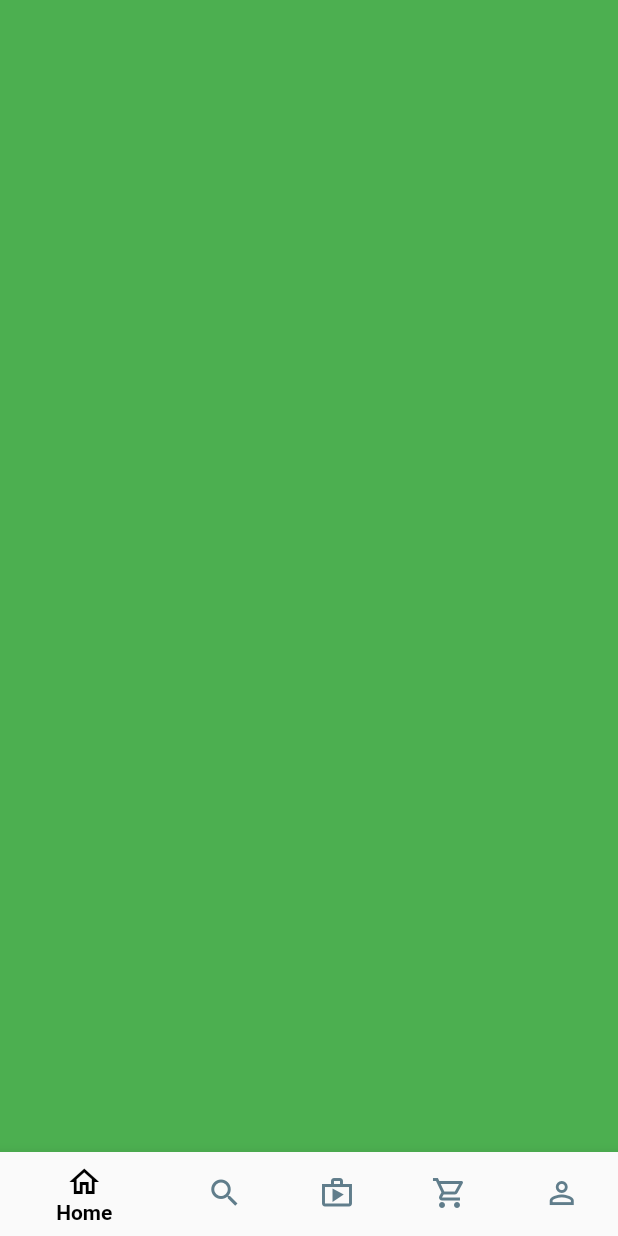
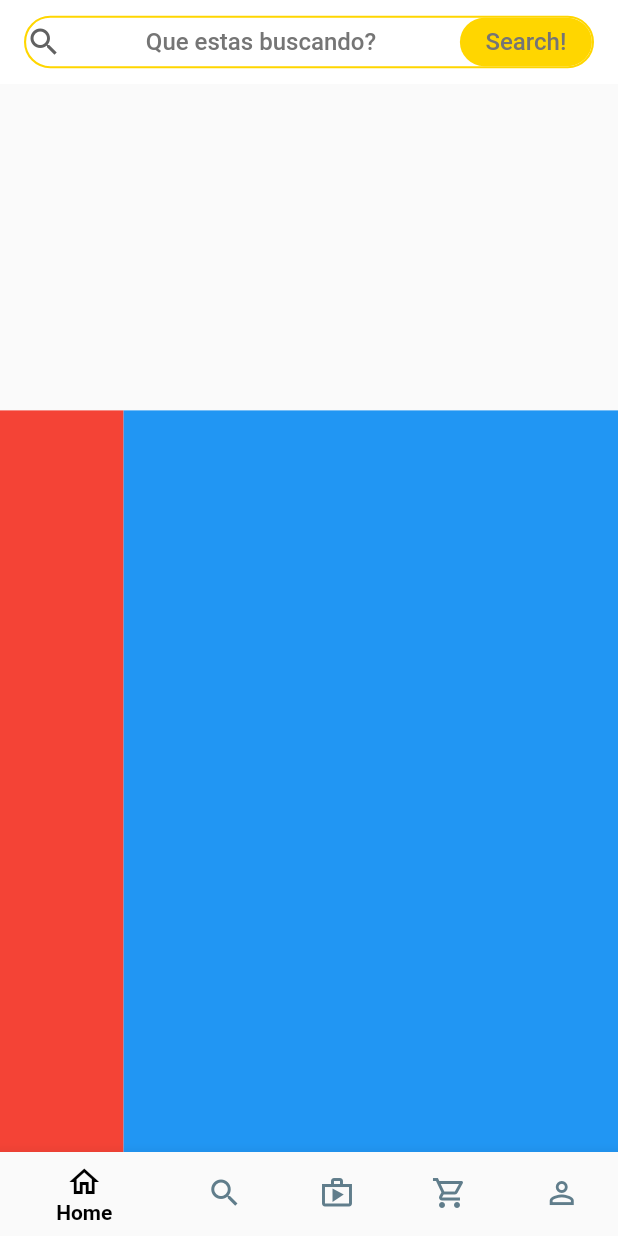
Before and after one commit to FSALVA157/fl_tienda_online_2022, a Flutter app: the screen it shows after launch, swiped to page 2, on a phone screen of 412 x 824 dp. Run offline on Flutter 3.47's test engine with Material 2 defaults, Android fonts, the phone set to English and light mode, and no system bars.

Commit message:
agregando la category screen

```diff
--- /dev/null
+++ b/lib/main_screens/category_screen.dart
@@ -0,0 +1,33 @@
+import 'package:fl_tienda_online/widgets/fake_tab_search.dart';
+import 'package:flutter/material.dart';
+
+class CategorySceen extends StatelessWidget {
+  const CategorySceen({super.key});
+
+  @override
+  Widget build(BuildContext context) {
+    final size = MediaQuery.of(context).size;
+    final width = size.width;
+    final height = size.height;
+
+    return Scaffold(
+      appBar: AppBar(
+        title: FakeTabSearch()
+      ),
+      body: Stack(
+        children: [
+          Positioned(
+            bottom: 0,
+            left: 0,
+            child: Container(color: Colors.red,height: height * 0.6,), width: width * 0.2),
+            Positioned(
+            bottom: 0,
+            right: 0,
+            child: Container(color: Colors.blue,height: height * 0.6,), width: width * 0.8),
+
+        ],
+      )
+      ,
+    );
+  }
+}
--- a/lib/main_screens/customer_home.dart
+++ b/lib/main_screens/customer_home.dart
@@ -1,3 +1,4 @@
+import 'package:fl_tienda_online/main_screens/category_screen.dart';
 import 'package:fl_tienda_online/main_screens/home.dart';
 import 'package:fl_tienda_online/provider/navigation_provider.dart';
 import 'package:flutter/material.dart';
@@ -57,6 +58,7 @@ class _Pages extends StatelessWidget {
       physics: NeverScrollableScrollPhysics(),
       children: [
         Home(),
+        CategorySceen(),
         Container(
           width: double.infinity,
           height: double.infinity,
--- /dev/null
+++ b/lib/widgets/fake_tab_search.dart
@@ -0,0 +1,38 @@
+import 'package:fl_tienda_online/themes/app_theme.dart';
+import 'package:fl_tienda_online/widgets/search/product_search_delegate.dart';
+import 'package:flutter/material.dart';
+
+class FakeTabSearch extends StatelessWidget {
+  const FakeTabSearch({super.key});
+
+  @override
+  Widget build(BuildContext context) {
+    return  Container(
+    height: 35,
+    decoration: BoxDecoration(
+      border: Border.all(color: AppTheme.primary_color, width: 1.4),
+      borderRadius: BorderRadius.circular(25),
+    ),
+    child: Row(
+      mainAxisAlignment: MainAxisAlignment.spaceBetween,
+      children: [
+        Icon(Icons.search_outlined, color: Colors.grey.shade700,),
+        Text('Que estas buscando?', style: TextStyle(color: Colors.grey.shade600, fontSize: 16),),
+        MaterialButton(
+          onPressed: (() => showSearch(
+            context: context,
+            delegate: ProductSearchDelegate()
+            )),
+            shape: RoundedRectangleBorder(
+              borderRadius: BorderRadius.circular(25)
+            ),
+            color: AppTheme.primary_color,
+            elevation: 0,
+            disabledColor: Colors.grey,
+            child: Text('Search!', style: TextStyle(color: Colors.grey.shade600, fontSize: 16),
+        ))
+      ],
+    ),
+  );
+  }
+}
```
Also changed, not shown: lib/main_screens/home.dart (+4 -35 lines), lib/widgets/search/product_search_delegate.dart (+41 -8 lines).
